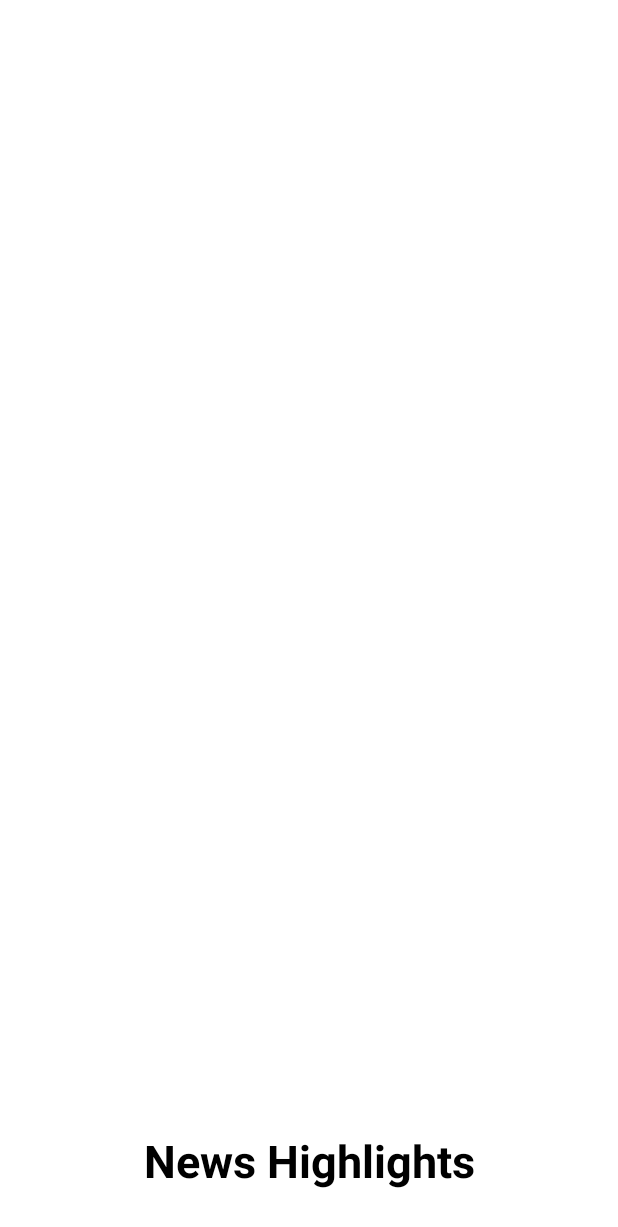
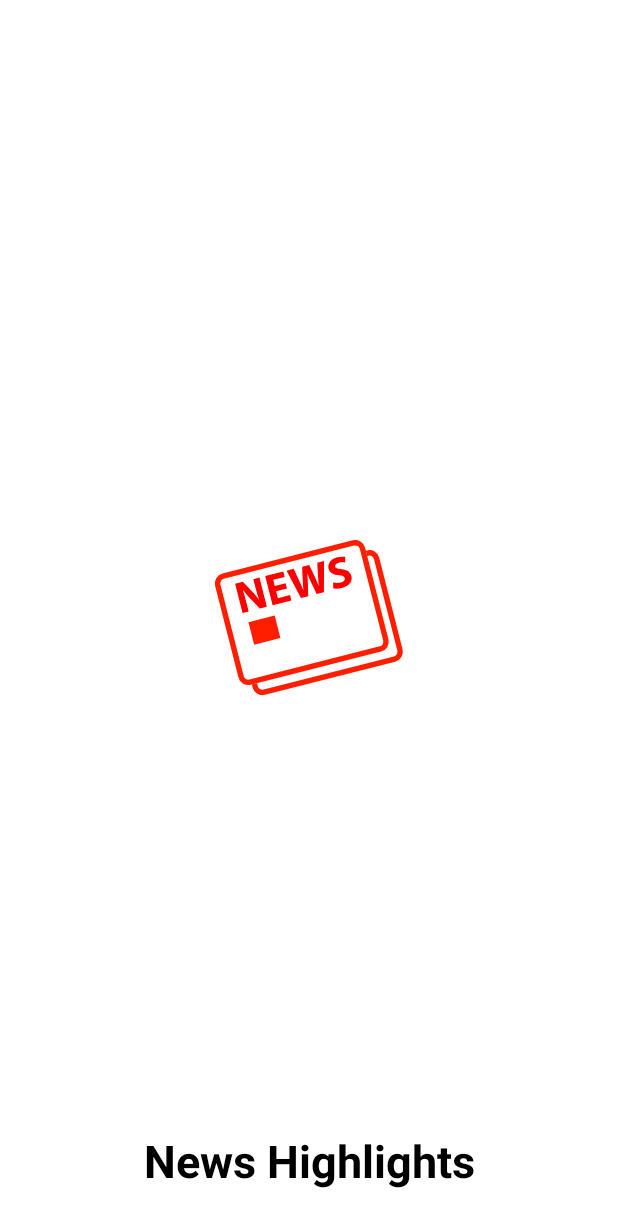
Before and after one commit to TashtemirovK/News, an Android app: the layout activity_main.xml on its own in the app's theme, with its tools: preview values and no code run, on a phone screen of 412 x 824 dp. Shown: the top 1227 px of the screen. Run offline under Robolectric (Android 15) with nearby library versions, the phone set to English and light mode, and no system bars.

Commit message:
add lottie

```diff
--- a/app/build.gradle.kts
+++ b/app/build.gradle.kts
@@ -54,7 +54,7 @@ dependencies {
     implementation (project(":common:common_utils"))
 
     // Lottie Animations
-//    implementation(libs.lottie)
+    implementation(libs.lottie)
 //    // retrofit
 //    implementation(libs.retrofit)
 //    // gson converter
--- a/app/src/main/res/layout/activity_main.xml
+++ b/app/src/main/res/layout/activity_main.xml
@@ -6,17 +6,17 @@
     android:layout_height="match_parent"
     tools:context=".MainActivity">
 
-<!--    <com.airbnb.lottie.LottieAnimationView-->
-<!--        android:id="@+id/lottie_anim"-->
-<!--        android:layout_width="200dp"-->
-<!--        android:layout_height="200dp"-->
-<!--        app:layout_constraintBottom_toBottomOf="parent"-->
-<!--        app:layout_constraintEnd_toEndOf="parent"-->
-<!--        app:layout_constraintStart_toStartOf="parent"-->
-<!--        app:layout_constraintTop_toTopOf="parent"-->
-<!--        app:lottie_autoPlay="true"-->
-<!--        app:lottie_rawRes="@raw/news_animation"-->
-<!--        app:lottie_loop="false" />-->
+    <com.airbnb.lottie.LottieAnimationView
+        android:id="@+id/lottie_anim"
+        android:layout_width="200dp"
+        android:layout_height="200dp"
+        app:layout_constraintBottom_toBottomOf="parent"
+        app:layout_constraintEnd_toEndOf="parent"
+        app:layout_constraintStart_toStartOf="parent"
+        app:layout_constraintTop_toTopOf="parent"
+        app:lottie_autoPlay="true"
+        app:lottie_rawRes="@raw/news_animation"
+        app:lottie_loop="false" />
 
     <TextView
         android:layout_width="wrap_content"
--- a/build.gradle.kts
+++ b/build.gradle.kts
@@ -1,6 +1,4 @@
 // Top-level build file where you can add configuration options common to all sub-projects/modules.
-
-
 buildscript {
     repositories {
         google()
--- a/settings.gradle.kts
+++ b/settings.gradle.kts
@@ -20,7 +20,6 @@ dependencyResolutionManagement {
     }
 }
 
-
 rootProject.name = "News"
 include(":app")
 include(":news:news_data")
```
